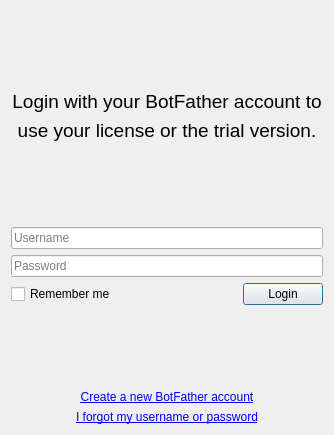
This is botfather/gui/auth_dialog.ui in botfatherio/botfather as Qt 5 draws it before an edit. The edited form follows.
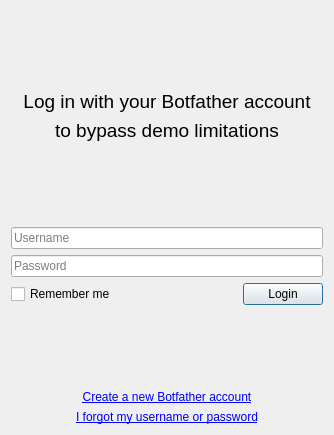
This is the edited form. Icons and pictures are not drawn.

Commit message: Add and enable the authentication dialog

Diff of the .ui file:
```diff
--- a/botfather/gui/auth_dialog.ui
+++ b/botfather/gui/auth_dialog.ui
@@ -34,14 +34,14 @@
    <item>
     <widget class="QLabel" name="label">
      <property name="text">
-      <string>&lt;html&gt;&lt;head/&gt;&lt;body&gt;&lt;p align=&quot;center&quot;&gt;&lt;span style=&quot; font-size:14pt;&quot;&gt;Login with your BotFather account to&lt;/span&gt;&lt;/p&gt;&lt;/body&gt;&lt;/html&gt;</string>
+      <string>&lt;html&gt;&lt;head/&gt;&lt;body&gt;&lt;p align=&quot;center&quot;&gt;&lt;span style=&quot; font-size:14pt;&quot;&gt;Log in with your Botfather account&lt;/span&gt;&lt;/p&gt;&lt;/body&gt;&lt;/html&gt;</string>
      </property>
     </widget>
    </item>
    <item>
     <widget class="QLabel" name="label_2">
      <property name="text">
-      <string>&lt;html&gt;&lt;head/&gt;&lt;body&gt;&lt;p align=&quot;center&quot;&gt;&lt;span style=&quot; font-size:14pt;&quot;&gt;use your license or the trial version.&lt;/span&gt;&lt;/p&gt;&lt;/body&gt;&lt;/html&gt;</string>
+      <string>&lt;html&gt;&lt;head/&gt;&lt;body&gt;&lt;p align=&quot;center&quot;&gt;&lt;span style=&quot; font-size:14pt;&quot;&gt;to bypass demo limitations&lt;/span&gt;&lt;/p&gt;&lt;/body&gt;&lt;/html&gt;</string>
      </property>
     </widget>
    </item>
@@ -131,7 +131,7 @@
    <item>
     <widget class="QLabel" name="label_3">
      <property name="text">
-      <string>&lt;html&gt;&lt;head/&gt;&lt;body&gt;&lt;p align=&quot;center&quot;&gt;&lt;a href=&quot;https://botfather.io/account/register/&quot;&gt;&lt;span style=&quot; text-decoration: underline; color:#0000ff;&quot;&gt;Create a new BotFather account&lt;/span&gt;&lt;/a&gt;&lt;/p&gt;&lt;/body&gt;&lt;/html&gt;</string>
+      <string>&lt;html&gt;&lt;head/&gt;&lt;body&gt;&lt;p align=&quot;center&quot;&gt;&lt;a href=&quot;https://botfather.io/account/register/&quot;&gt;&lt;span style=&quot; text-decoration: underline; color:#0000ff;&quot;&gt;Create a new Botfather account&lt;/span&gt;&lt;/a&gt;&lt;/p&gt;&lt;/body&gt;&lt;/html&gt;</string>
      </property>
      <property name="openExternalLinks">
       <bool>true</bool>
```
Left out of the diff: 3 changed lines with no effect on the pictures. The commit also changes 6 other files.
